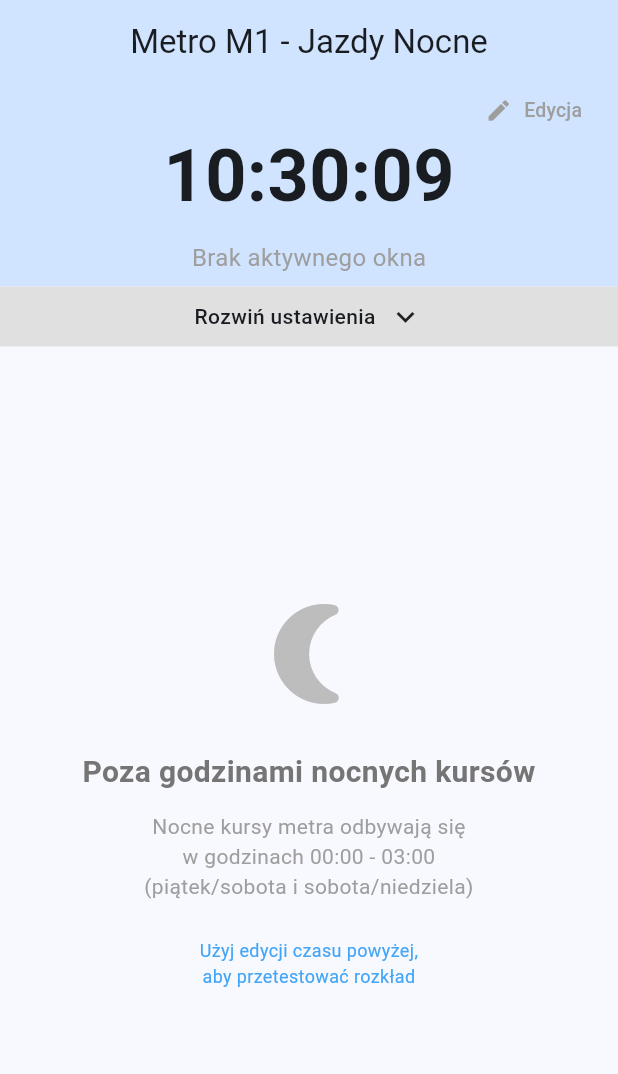
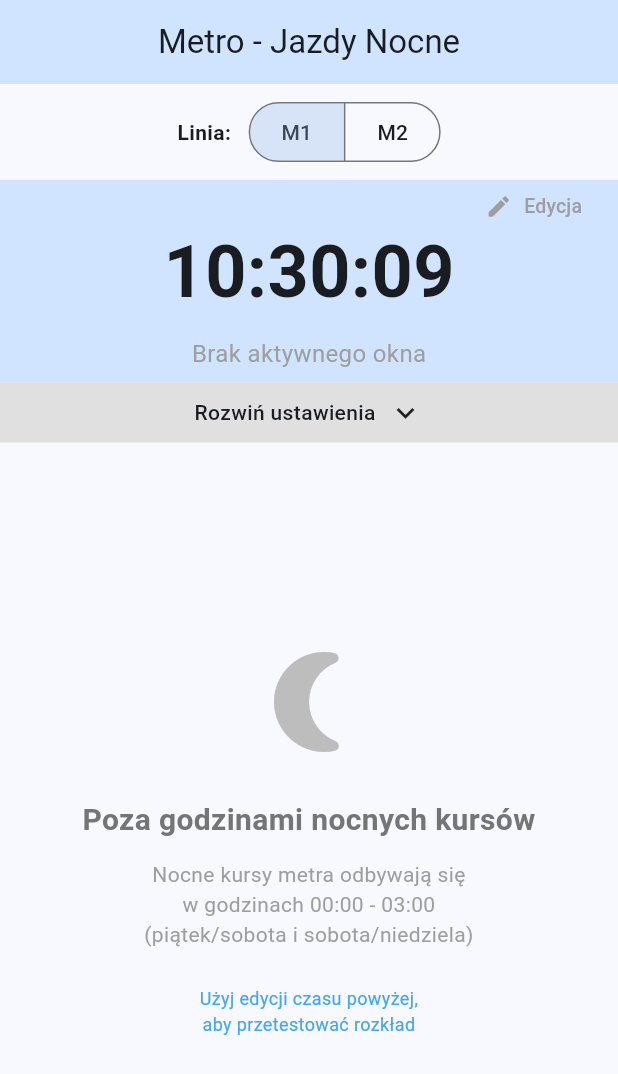
Before and after one commit to pablop76/jazdy-nocne, a Flutter app: the screen it shows after launch, after a tap on "ROZUMIEM I AKCEPTUJĘ", on a phone screen of 412 x 824 dp. Shown: the top 1074 px of the screen. Run offline on Flutter 3.47's test engine with Material 3 defaults, Android fonts, the phone set to English and light mode, and no system bars; our stand-ins replace audioplayers, wakelock_plus.

Commit message:
feat: add M2 line support and update active station UI

```diff
--- /dev/null
+++ b/lib/data/route_data_m2.dart
@@ -0,0 +1,145 @@
+import '../models/route_point.dart';
+import 'route_data.dart';
+
+/// Rozkład jazdy metra M2 - nocny
+/// Uwaga: godziny są takie same dla piątku i soboty,
+/// zmienia się tylko przypisanie obiegów.
+class RouteDataM2 {
+  static const Map<String, String> stationNames = {
+    'C4': 'C4 - Bemowo',
+    'C5': 'C5 - Ulrychów',
+    'C6': 'C6 - Księcia Janusza',
+    'C7': 'C7 - Młynów',
+    'C8': 'C8 - Płocka',
+    'C9': 'C9 - Rondo Daszyńskiego',
+    'C10': 'C10 - Rondo ONZ',
+    'C11': 'C11 - Świętokrzyska',
+    'C12': 'C12 - Nowy Świat-Uniwersytet',
+    'C13': 'C13 - Centrum Nauki Kopernik',
+    'C14': 'C14 - Stadion Narodowy',
+    'C15': 'C15 - Dworzec Wileński',
+    'C16': 'C16 - Szwedzka',
+    'C17': 'C17 - Targówek Mieszkaniowy',
+    'C18': 'C18 - Trocka',
+    'C19': 'C19 - Zacisze',
+    'C20': 'C20 - Kondratowicza',
+    'C21': 'C21 - Bródno',
+  };
+
+  // Kierunek Bródno: C4 -> C21
+  static const List<String> stationsToBrodno = [
+    'C4', 'C5', 'C6', 'C7', 'C8', 'C9', 'C10', 'C11', 'C12',
+    'C13', 'C14', 'C15', 'C16', 'C17', 'C18', 'C19', 'C20', 'C21'
+  ];
+
+  // Kierunek Bemowo: C21 -> C4
+  static const List<String> stationsToBemowo = [
+    'C21', 'C20', 'C19', 'C18', 'C17', 'C16', 'C15', 'C14', 'C13',
+    'C12', 'C11', 'C10', 'C9', 'C8', 'C7', 'C6', 'C5', 'C4'
+  ];
+
+  // Godziny dla kierunku Bródno (identyczne w piątek i sobotę)
+  static const Map<String, List<String>> brodnoTimes = {
+    'C4': ['00:13', '00:28', '00:43', '00:58', '01:13', '01:28', '01:43', '01:58', '02:13'],
+    'C5': ['00:15', '00:30', '00:45', '01:00', '01:15', '01:30', '01:45', '02:00', '02:15'],
+    'C6': ['00:17', '00:32', '00:47', '01:02', '01:17', '01:32', '01:47', '02:02', '02:17'],
+    'C7': ['00:19', '00:34', '00:49', '01:04', '01:19', '01:34', '01:49', '02:04', '02:19'],
+    'C8': ['00:21', '00:36', '00:51', '01:06', '01:21', '01:36', '01:51', '02:06', '02:21'],
+    'C9': ['00:23', '00:38', '00:53', '01:08', '01:23', '01:38', '01:53', '02:08', '02:23'],
+    'C10': ['00:25', '00:40', '00:55', '01:10', '01:25', '01:40', '01:55', '02:10', '02:25'],
+    'C11': ['00:27', '00:42', '00:57', '01:12', '01:27', '01:42', '01:57', '02:12', '02:27'],
+    'C12': ['00:28', '00:43', '00:58', '01:13', '01:28', '01:43', '01:58', '02:13', '02:28'],
+    'C13': ['00:30', '00:45', '01:00', '01:15', '01:30', '01:45', '02:00', '02:15', '02:30'],
+    'C14': ['00:32', '00:47', '01:02', '01:17', '01:32', '01:47', '02:02', '02:17', '02:32'],
+    'C15': ['00:34', '00:49', '01:04', '01:19', '01:34', '01:49', '02:04', '02:19', '02:34'],
+    'C16': ['00:36', '00:51', '01:06', '01:21', '01:36', '01:51', '02:06', '02:21', '02:36'],
+    'C17': ['00:38', '00:53', '01:08', '01:23', '01:38', '01:53', '02:08', '02:23', '02:38'],
+    'C18': ['00:40', '00:55', '01:10', '01:25', '01:40', '01:55', '02:10', '02:25', '02:40'],
+    'C19': ['00:42', '00:57', '01:12', '01:27', '01:42', '01:57', '02:12', '02:27', '02:42'],
+    'C20': ['00:44', '00:59', '01:14', '01:29', '01:44', '01:59', '02:14', '02:29', '02:44'],
+    'C21': ['00:46', '01:01', '01:16', '01:31', '01:46', '02:01', '02:16', '02:31', '02:46'],
+  };
+
+  // Godziny dla kierunku Bemowo (identyczne w piątek i sobotę)
+  static const Map<String, List<String>> bemowoTimes = {
+    'C21': ['00:08', '00:23', '00:38', '00:53', '01:08', '01:23', '01:38', '01:53', '02:08'],
+    'C20': ['00:10', '00:25', '00:40', '00:55', '01:10', '01:25', '01:40', '01:55', '02:10'],
+    'C19': ['00:12', '00:27', '00:42', '00:57', '01:12', '01:27', '01:42', '01:57', '02:12'],
+    'C18': ['00:14', '00:29', '00:44', '00:59', '01:14', '01:29', '01:44', '01:59', '02:14'],
+    'C17': ['00:16', '00:31', '00:46', '01:01', '01:16', '01:31', '01:46', '02:01', '02:16'],
+    'C16': ['00:18', '00:33', '00:48', '01:03', '01:18', '01:33', '01:48', '02:03', '02:18'],
+    'C15': ['00:20', '00:35', '00:50', '01:05', '01:20', '01:35', '01:50', '02:05', '02:20'],
+    'C14': ['00:22', '00:37', '00:52', '01:07', '01:22', '01:37', '01:52', '02:07', '02:22'],
+    'C13': ['00:24', '00:39', '00:54', '01:09', '01:24', '01:39', '01:54', '02:09', '02:24'],
+    'C12': ['00:26', '00:41', '00:56', '01:11', '01:26', '01:41', '01:56', '02:11', '02:26'],
+    'C11': ['00:27', '00:42', '00:57', '01:12', '01:27', '01:42', '01:57', '02:12', '02:27'],
+    'C10': ['00:29', '00:44', '00:59', '01:14', '01:29', '01:44', '01:59', '02:14', '02:29'],
+    'C9': ['00:31', '00:46', '01:01', '01:16', '01:31', '01:46', '02:01', '02:16', '02:31'],
+    'C8': ['00:33', '00:48', '01:03', '01:18', '01:33', '01:48', '02:03', '02:18', '02:33'],
+    'C7': ['00:35', '00:50', '01:05', '01:20', '01:35', '01:50', '02:05', '02:20', '02:35'],
+    'C6': ['00:37', '00:52', '01:07', '01:22', '01:37', '01:52', '02:07', '02:22', '02:37'],
+    'C5': ['00:39', '00:54', '01:09', '01:24', '01:39', '01:54', '02:09', '02:24', '02:39'],
+    'C4': ['00:41', '00:56', '01:11', '01:26', '01:41', '01:56', '02:11', '02:26', '02:41'],
+  };
+
+  // Przypisanie obiegów do slotów godzinowych (piątek / sobota)
+  static const List<int> brodnoCircuitsFriday = [10, 11, 1, 3, 5, 7, 10, 11, 1];
+  static const List<int> brodnoCircuitsSaturday = [7, 9, 10, 2, 3, 5, 7, 9, 10];
+
+  static const List<int> bemowoCircuitsFriday = [3, 5, 7, 10, 11, 1, 3, 5, 7];
+  static const List<int> bemowoCircuitsSaturday = [2, 3, 5, 7, 9, 10, 2, 3, 5];
+
+  static List<int> getAvailableCircuits(Direction direction, DayType dayType) {
+    final sequence = _getCircuitSequence(direction, dayType);
+    final seen = <int>{};
+    final result = <int>[];
+    for (final item in sequence) {
+      if (!seen.contains(item)) {
+        seen.add(item);
+        result.add(item);
+      }
+    }
+    return result;
+  }
+
+  static List<RoutePoint> getRoute(Direction direction, DayType dayType) {
+    final isToBemowo = direction == Direction.mlociny;
+    final stations = isToBemowo ? stationsToBemowo : stationsToBrodno;
+    final timesMap = isToBemowo ? bemowoTimes : brodnoTimes;
+    final circuits = _getCircuitSequence(direction, dayType);
+
+    return stations.map((stationId) {
+      final stationTimes = timesMap[stationId] ?? const <String>[];
+
+      final firstByCircuit = <int, String>{};
+      final secondByCircuit = <int, String>{};
+
+      for (var i = 0; i < stationTimes.length && i < circuits.length; i++) {
+        final circuit = circuits[i];
+        final time = stationTimes[i];
+        if (!firstByCircuit.containsKey(circuit)) {
+          firstByCircuit[circuit] = time;
+        } else if (!secondByCircuit.containsKey(circuit)) {
+          secondByCircuit[circuit] = time;
+        }
+      }
+
+      return RoutePoint(
+        stationId: stationId,
+        name: stationNames[stationId] ?? stationId,
+        scheduleByCircuit: firstByCircuit,
+        secondScheduleByCircuit: secondByCircuit.isEmpty ? null : secondByCircuit,
+      );
+    }).toList();
+  }
+
+  static List<int> _getCircuitSequence(Direction direction, DayType dayType) {
+    final isToBemowo = direction == Direction.mlociny;
+
+    if (isToBemowo) {
+      return dayType == DayType.friday ? bemowoCircuitsFriday : bemowoCircuitsSaturday;
+    }
+
+    return dayType == DayType.friday ? brodnoCircuitsFriday : brodnoCircuitsSaturday;
+  }
+}
--- a/lib/screens/home_screen.dart
+++ b/lib/screens/home_screen.dart
@@ -3,6 +3,7 @@ import 'package:flutter/material.dart';
 import 'package:audioplayers/audioplayers.dart';
 import 'package:wakelock_plus/wakelock_plus.dart';
 import '../data/route_data.dart';
+import '../data/route_data_m2.dart';
 import '../models/route_point.dart';
 import '../widgets/route_point_card.dart';
 
@@ -13,6 +14,8 @@ class HomeScreen extends StatefulWidget {
   State<HomeScreen> createState() => _HomeScreenState();
 }
 
+enum MetroLine { m1, m2 }
+
 class _HomeScreenState extends State<HomeScreen> with WidgetsBindingObserver {
   static const double _cardHeight = 120.0; // Stała wysokość karty
   late Timer _timer;
@@ -22,6 +25,7 @@ class _HomeScreenState extends State<HomeScreen> with WidgetsBindingObserver {
   final AudioPlayer _audioPlayer = AudioPlayer(); // Player do dźwięku powitalnego
   // Aktualny czas (rzeczywisty)
   DateTime _currentTime = DateTime.now();
+  MetroLine _metroLine = MetroLine.m1;
   Direction _direction = Direction.mlociny;
   DayType _dayType = DayType.saturday; // Piątek lub Sobota/Niedziela
   int _selectedCircuit = 1;
@@ -89,6 +93,29 @@ class _HomeScreenState extends State<HomeScreen> with WidgetsBindingObserver {
     final hour = _currentTime.hour;
     // Nocne kursy: od 00:00 do około 03:00
     return hour >= 0 && hour < 4;
+  }
+
+  List<int> _getCurrentCircuits() {
+    if (_metroLine == MetroLine.m1) {
+      return RouteData.availableCircuits;
+    }
+
+    return RouteDataM2.getAvailableCircuits(_direction, _dayType);
+  }
+
+  void _normalizeSelectedCircuit() {
+    final circuits = _getCurrentCircuits();
+    if (circuits.isEmpty) return;
+    if (!circuits.contains(_selectedCircuit)) {
+      _selectedCircuit = circuits.first;
+    }
+  }
+
+  String _directionLabelForPoint(RoutePoint point) {
+    if (point.stationId.startsWith('C')) {
+      return _direction == Direction.mlociny ? '→ Bemowo' : '→ Bródno';
+    }
+    return _direction == Direction.mlociny ? '→ Młociny' : '→ Kabaty';
   }
 
   @override
@@ -173,8 +200,12 @@ class _HomeScreenState extends State<HomeScreen> with WidgetsBindingObserver {
       );
     }
 
-    // Stacje dla wybranego kierunku i dnia (21 stacji)
-    final routePoints = RouteData.getRoute(_direction, _dayType);
+    // Stacje dla wybranej linii, kierunku i dnia
+    final routePoints = _metroLine == MetroLine.m1
+      ? RouteData.getRoute(_direction, _dayType)
+      : RouteDataM2.getRoute(_direction, _dayType);
+
+    _normalizeSelectedCircuit();
 
     // Sprawdź czy jesteśmy w godzinach nocnych
     final isNightTime = _isNightServiceTime();
@@ -212,12 +243,40 @@ class _HomeScreenState extends State<HomeScreen> with WidgetsBindingObserver {
         Positioned.fill(
           child: Scaffold(
             appBar: AppBar(
-              title: const Text('Metro M1 - Jazdy Nocne'),
+              title: const Text('Metro - Jazdy Nocne'),
               centerTitle: true,
               backgroundColor: Theme.of(context).colorScheme.primaryContainer,
             ),
             body: Column(
         children: [
+          // Wybór linii metra
+          Padding(
+            padding: const EdgeInsets.symmetric(horizontal: 16, vertical: 8),
+            child: Row(
+              mainAxisAlignment: MainAxisAlignment.center,
+              children: [
+                const Text('Linia: ', style: TextStyle(fontWeight: FontWeight.bold)),
+                const SizedBox(width: 8),
+                SegmentedButton<MetroLine>(
+                  showSelectedIcon: false,
+                  segments: const [
+                    ButtonSegment(value: MetroLine.m1, label: Text('M1')),
+                    ButtonSegment(value: MetroLine.m2, label: Text('M2')),
+                  ],
+                  selected: {_metroLine},
+                  onSelectionChanged: (newSelection) {
+                    setState(() {
+                      _metroLine = newSelection.first;
+                      _direction = Direction.mlociny;
+                      _normalizeSelectedCircuit();
+                      _initialScrollDone = false;
+                      _lastActiveStationId = null;
+                    });
+                  },
+                ),
+              ],
+            ),
+          ),
           // Nagłówek z aktualnym czasem
           Container(
             width: double.infinity,
@@ -360,6 +419,9 @@ class _HomeScreenState extends State<HomeScreen> with WidgetsBindingObserver {
                 ),
                 const SizedBox(height: 8),
                 if (primaryActivePoint != null)
+                  Column(
+                    mainAxisSize: MainAxisSize.min,
+                    children: [
                       Row(
                         mainAxisAlignment: MainAxisAlignment.center,
                         children: [
@@ -377,12 +439,16 @@ class _HomeScreenState extends State<HomeScreen> with WidgetsBindingObserver {
                                   style: TextStyle(fontSize: 20),
                                 ),
                                 const SizedBox(width: 8),
-                            Text(
+                                Flexible(
+                                  child: Text(
                                     primaryActivePoint.name,
+                                    maxLines: 1,
+                                    overflow: TextOverflow.ellipsis,
                                     style: const TextStyle(
                                       color: Colors.white,
                                       fontSize: 16,
                                       fontWeight: FontWeight.bold,
+                                    ),
                                   ),
                                 ),
                               ],
@@ -401,6 +467,26 @@ class _HomeScreenState extends State<HomeScreen> with WidgetsBindingObserver {
                                 color: Colors.white,
                                 fontSize: 16,
                                 fontWeight: FontWeight.bold,
+                              ),
+                            ),
+                          ),
+                        ],
+                      ),
+                      const SizedBox(height: 4),
+                      Container(
+                        padding: const EdgeInsets.symmetric(horizontal: 10, vertical: 4),
+                        decoration: BoxDecoration(
+                          color: Colors.amber.shade100,
+                          borderRadius: BorderRadius.circular(12),
+                        ),
+                        child: Text(
+                          'Kierunek: ${_directionLabelForPoint(primaryActivePoint)}   Obieg: $_selectedCircuit',
+                          maxLines: 1,
+                          overflow: TextOverflow.ellipsis,
+                          style: TextStyle(
+                            color: Colors.brown.shade900,
+                            fontSize: 12,
+                            fontWeight: FontWeight.w700,
                           ),
                         ),
                       ),
@@ -470,13 +556,16 @@ class _HomeScreenState extends State<HomeScreen> with WidgetsBindingObserver {
                         ButtonSegment(
                           value: DayType.saturday,
                           label: Text('Sobota'),
-                          icon: Icon(Icons.weekend),
+                          icon: Icon(Icons.nights_stay),
                         ),
                       ],
                       selected: {_dayType},
                       onSelectionChanged: (newSelection) {
                         setState(() {
                           _dayType = newSelection.first;
+                          _normalizeSelectedCircuit();
+                          _initialScrollDone = false;
+                          _lastActiveStationId = null;
                         });
                       },
                     ),
@@ -505,7 +594,8 @@ class _HomeScreenState extends State<HomeScreen> with WidgetsBindingObserver {
                           return Colors.grey;
                         }),
                       ),
-                      segments: const [
+                      segments: _metroLine == MetroLine.m1
+                          ? const [
                               ButtonSegment(
                                 value: Direction.mlociny,
                                 label: Text('Młociny'),
@@ -516,11 +606,26 @@ class _HomeScreenState extends State<HomeScreen> with WidgetsBindingObserver {
                                 label: Text('Kabaty'),
                                 icon: Icon(Icons.train),
                               ),
+                            ]
+                          : const [
+                              ButtonSegment(
+                                value: Direction.mlociny,
+                                label: Text('Bemowo'),
+                                icon: Icon(Icons.train),
+                              ),
+                              ButtonSegment(
+                                value: Direction.kabaty,
+                                label: Text('Bródno'),
+                                icon: Icon(Icons.train),
+                              ),
                             ],
                       selected: {_direction},
                       onSelectionChanged: (newSelection) {
                         setState(() {
                           _direction = newSelection.first;
+                          _normalizeSelectedCircuit();
+                          _initialScrollDone = false;
+                          _lastActiveStationId = null;
                         });
                       },
                     ),
@@ -542,7 +647,7 @@ class _HomeScreenState extends State<HomeScreen> with WidgetsBindingObserver {
                   child: SingleChildScrollView(
                     scrollDirection: Axis.horizontal,
                     child: Row(
-                      children: RouteData.availableCircuits.map((circuit) {
+                      children: _getCurrentCircuits().map((circuit) {
                         final isSelected = circuit == _selectedCircuit;
                         return Padding(
                           padding: const EdgeInsets.only(right: 8),
@@ -695,7 +800,7 @@ class _HomeScreenState extends State<HomeScreen> with WidgetsBindingObserver {
                   },
                 )
               : Center(
-                  child: Padding(
+                  child: SingleChildScrollView(
                     padding: const EdgeInsets.all(32),
                     child: Column(
                       mainAxisAlignment: MainAxisAlignment.center,
```
Also changed, not shown: lib/widgets/route_point_card.dart (+27 -2 lines), 1 other file. Lines whose indentation alone changed are shown as unchanged.
